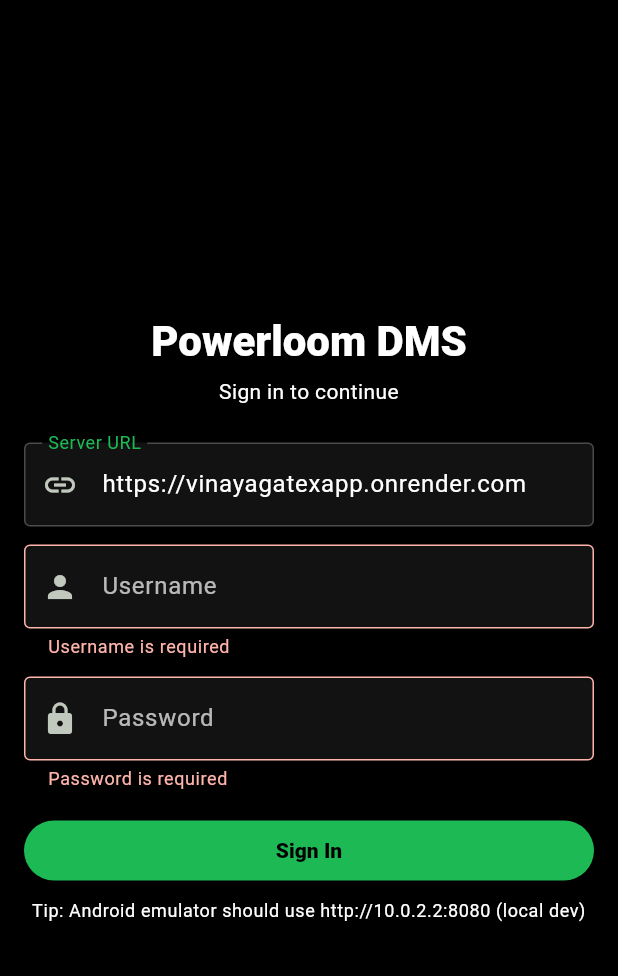
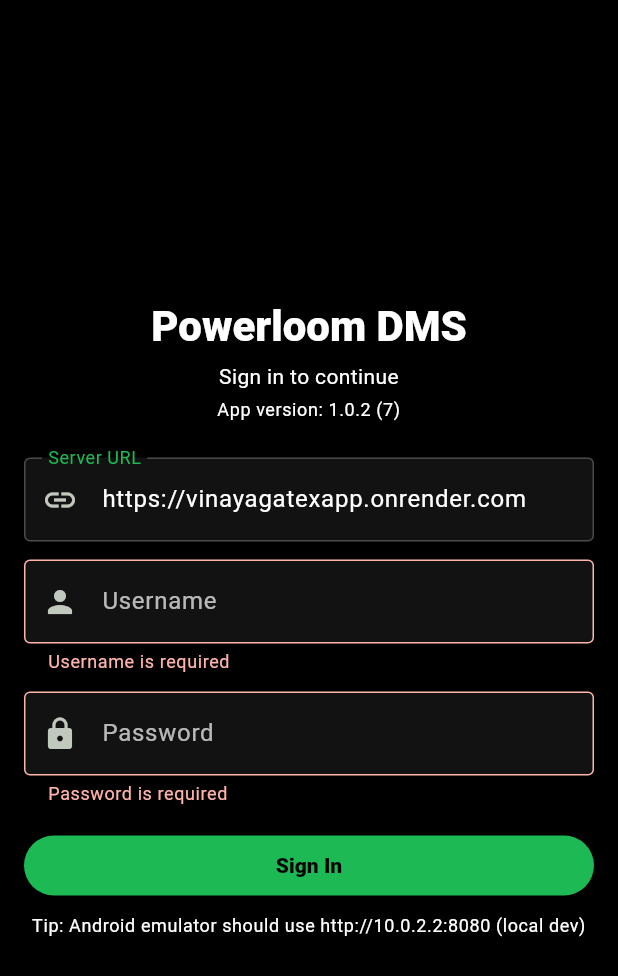
Before and after one commit to Gowtham-st31/mobile_app, a Flutter app: the screen it shows after launch, after a tap on "Sign In", on a phone screen of 412 x 824 dp. Shown: the top 976 px of the screen. Run offline on Flutter 3.47's test engine with Material 3 defaults, Android fonts, the phone set to English and light mode, and no system bars; our stand-ins replace cookie_jar, dio, dio_cookie_manager, fl_chart, flutter_local_notifications, package_info_plus and 2 more; accounts and stored records are empty; network calls fail; statements that could not run were skipped.

Commit message:
Show app build on login; normalize URL on submit (+7)

```diff
--- a/powerloom_mobile/lib/src/screens/login_screen.dart
+++ b/powerloom_mobile/lib/src/screens/login_screen.dart
@@ -1,4 +1,5 @@
 import 'package:flutter/material.dart';
+import 'package:package_info_plus/package_info_plus.dart';
 
 import '../app_controller.dart';
 
@@ -16,6 +17,8 @@ class _LoginScreenState extends State<LoginScreen> {
   final _usernameController = TextEditingController();
   final _passwordController = TextEditingController();
   final _baseUrlController = TextEditingController();
+
+  late final Future<PackageInfo> _packageInfo = PackageInfo.fromPlatform();
 
   bool _submitting = false;
 
@@ -36,9 +39,16 @@ class _LoginScreenState extends State<LoginScreen> {
   Future<void> _submit() async {
     if (!_formKey.currentState!.validate()) return;
 
+    final normalized = widget.controller.normalizeBaseUrl(_baseUrlController.text);
+    if (normalized == null) return;
+    if (_baseUrlController.text.trim() != normalized) {
+      // Make the effective URL visible to the user (e.g. auto-fix .cc -> .com).
+      _baseUrlController.text = normalized;
+    }
+
     setState(() => _submitting = true);
     try {
-      await widget.controller.setBaseUrl(_baseUrlController.text);
+      await widget.controller.setBaseUrl(normalized);
       await widget.controller.login(
         username: _usernameController.text,
         password: _passwordController.text,
@@ -46,7 +56,7 @@ class _LoginScreenState extends State<LoginScreen> {
     } catch (e) {
       if (!mounted) return;
       ScaffoldMessenger.of(context).showSnackBar(
-        SnackBar(content: Text(e.toString())),
+        SnackBar(content: Text('${e.toString()}\nServer: $normalized')),
       );
     } finally {
       if (mounted) setState(() => _submitting = false);
@@ -78,6 +88,19 @@ class _LoginScreenState extends State<LoginScreen> {
                       'Sign in to continue',
                       textAlign: TextAlign.center,
                       style: Theme.of(context).textTheme.bodyMedium,
+                    ),
+                    const SizedBox(height: 4),
+                    FutureBuilder<PackageInfo>(
+                      future: _packageInfo,
+                      builder: (context, snap) {
+                        final info = snap.data;
+                        final label = info == null ? 'App version: …' : 'App version: ${info.version} (${info.buildNumber})';
+                        return Text(
+                          label,
+                          textAlign: TextAlign.center,
+                          style: Theme.of(context).textTheme.bodySmall,
+                        );
+                      },
                     ),
                     const SizedBox(height: 24),
 
--- a/powerloom_mobile/pubspec.yaml
+++ b/powerloom_mobile/pubspec.yaml
@@ -16,7 +16,7 @@ publish_to: 'none' # Remove this line if you wish to publish to pub.dev
 # https://developer.apple.com/library/archive/documentation/General/Reference/InfoPlistKeyReference/Articles/CoreFoundationKeys.html
 # In Windows, build-name is used as the major, minor, and patch parts
 # of the product and file versions while build-number is used as the build suffix.
-version: 1.0.2+6
+version: 1.0.2+7
 
 environment:
   sdk: ^3.7.0
```
